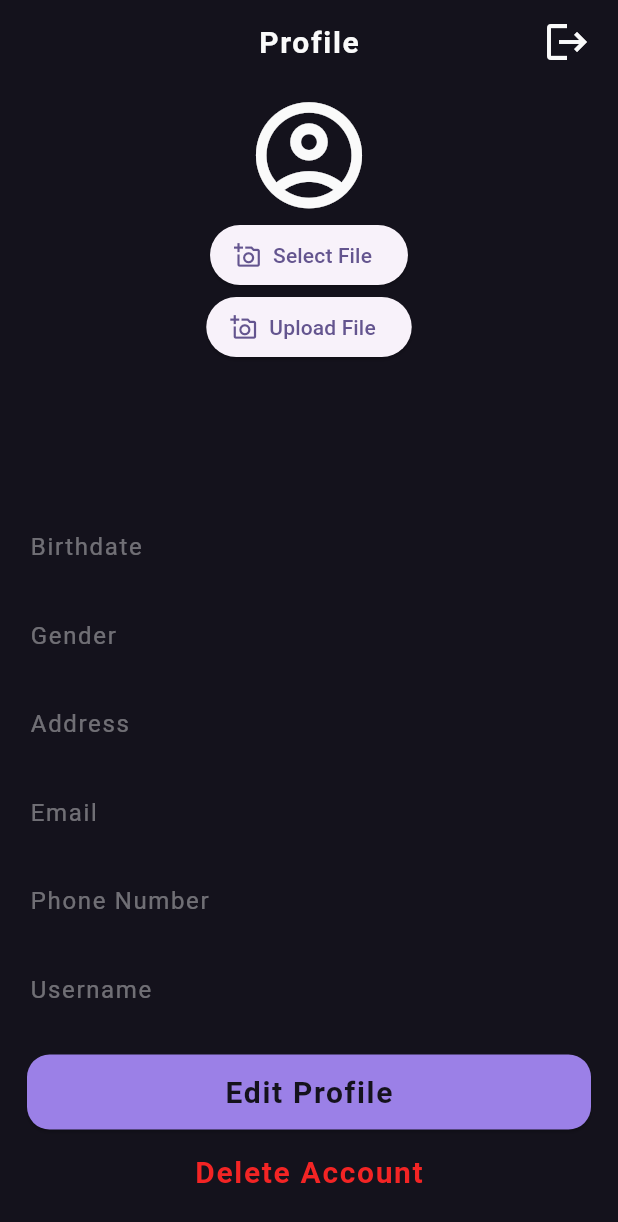
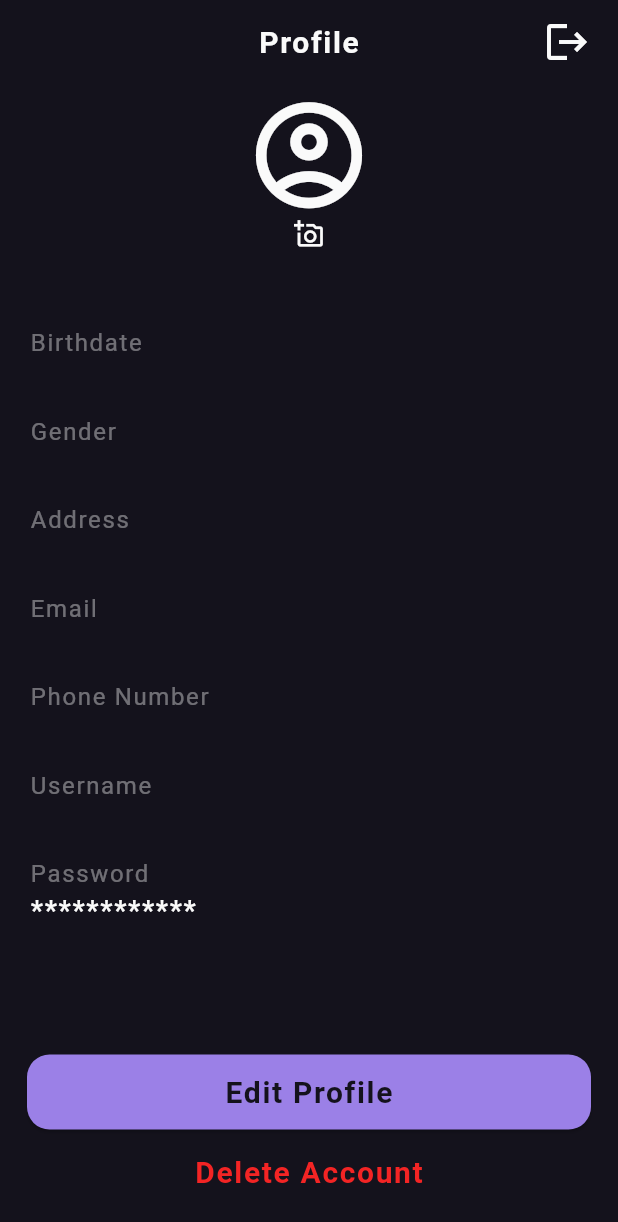
Before and after one commit to cjoyjoooy/ezmoney, a Flutter app: the AccountScreen screen opened directly, on a phone screen of 412 x 824 dp. Shown: the top 1222 px of the screen. Run offline on Flutter 3.47's test engine with Material 2 defaults, Android fonts, the phone set to English and light mode, and no system bars; our stand-ins replace animated_splash_screen, cloud_firestore, firebase_auth, firebase_core, firebase_storage, image_picker and 1 more; accounts and stored records are empty.

Commit message:
Upload image deds

```diff
--- a/lib/User.dart
+++ b/lib/User.dart
@@ -9,6 +9,7 @@ class Users {
   final String email;
   final String username;
   final double balance;
+  final String image;
 
   Users({
     required this.id,
@@ -21,6 +22,7 @@ class Users {
     required this.email,
     required this.username,
     required this.balance,
+    required this.image,
   });
 
   static Users fromJson(Map<String, dynamic> json) => Users(
@@ -34,6 +36,7 @@ class Users {
         email: json['Email'],
         username: json['Username'],
         balance: json['Balance'],
+        image: json['Image'],
       );
 
   Map<String, dynamic> toJson() => {
@@ -47,5 +50,6 @@ class Users {
         'Email': email,
         'Username': username,
         'Balance': balance,
+        'Image': image,
       };
 }
--- a/lib/accountscreen.dart
+++ b/lib/accountscreen.dart
@@ -3,13 +3,13 @@ import 'dart:io';
 import 'package:cloud_firestore/cloud_firestore.dart';
 import 'package:ezmoney/models/buttonStyle.dart';
 import 'package:ezmoney/startpage.dart';
-import 'package:file_picker/file_picker.dart';
 import 'package:firebase_storage/firebase_storage.dart';
 import 'package:image_picker/image_picker.dart';
 import '/profileedit.dart';
 import 'package:firebase_auth/firebase_auth.dart';
 import 'package:flutter/material.dart';
 
+import 'authenticator.dart';
 import 'models/appstyle.dart';
 
 class AccountScreen extends StatefulWidget {
@@ -43,73 +43,6 @@ class _AccountScreenState extends State<AccountScreen> {
 
         var userData = snapshot.data!.data() as Map<String, dynamic>;
 
-        PlatformFile? pickedFile;
-        UploadTask? uploadTask;
-
-        Future selectFile() async {
-          final result = await FilePicker.platform.pickFiles();
-          if (result == null) return;
-
-          setState(() {
-            pickedFile = result.files.first;
-          });
-        }
-
-        Future uploadFile() async {
-          if (pickedFile == null) {
-            // Handle the case where no file is selected
-            print('No file selected');
-            return;
-          }
-
-          final path = 'images/${pickedFile!.name}';
-          final file = File(pickedFile!.path!);
-
-          final ref = FirebaseStorage.instance.ref().child(path);
-          setState(() {
-            uploadTask = ref.putFile(file);
-          });
-
-          final snapshot = await uploadTask!.whenComplete(() {});
-
-          final urlDownload = await snapshot.ref.getDownloadURL();
-          print('Download Link: $urlDownload');
-
-          setState(() {
-            uploadTask = null;
-          });
-        }
-
-        Widget buildProgress() => StreamBuilder<TaskSnapshot>(
-            stream: uploadTask?.snapshotEvents,
-            builder: (context, snapshot) {
-              if (snapshot.hasData) {
-                final data = snapshot.data!;
-                double progress = data.bytesTransferred / data.totalBytes;
-
-                return SizedBox(
-                  height: 50,
-                  child: Stack(
-                    fit: StackFit.expand,
-                    children: [
-                      LinearProgressIndicator(
-                        value: progress,
-                        backgroundColor: Colors.grey,
-                        color: Colors.green,
-                      ),
-                      Center(
-                        child: Text('${(100 * progress).roundToDouble()}%'),
-                      )
-                    ],
-                  ),
-                );
-              } else {
-                return const SizedBox(
-                  height: 50,
-                );
-              }
-            });
-
         return Container(
           padding: const EdgeInsets.symmetric(horizontal: 20, vertical: 5),
           child: ListView(
@@ -122,26 +55,11 @@ class _AccountScreenState extends State<AccountScreen> {
                     size: 85,
                     color: Color.fromRGBO(250, 250, 250, 1),
                   ),
-                  ElevatedButton.icon(
-                    onPressed: () {
-                      selectFile();
-                    },
-                    icon: const Icon(Icons.add_a_photo_outlined),
-                    label: const Text(
-                      'Select File',
+                  const Icon(
+                    Icons.add_a_photo_outlined,
+                    size: 20,
+                    color: Color.fromRGBO(250, 250, 250, 1),
                   ),
-                  ),
-                  ElevatedButton.icon(
-                    onPressed: () {
-                      uploadFile();
-                    },
-                    icon: const Icon(Icons.add_a_photo_outlined),
-                    label: const Text(
-                      'Upload File',
-                    ),
-                  ),
-                  const SizedBox(height: 10),
-                  buildProgress(),
                   Text(
                     '${userData['First Name']} ${userData['Last Name']}',
                     style: fontDefault(
@@ -303,15 +221,21 @@ class _AccountScreenState extends State<AccountScreen> {
                 padding: const EdgeInsets.only(right: 10),
                 child: IconButton(
                   onPressed: () {
-                  FirebaseAuth.instance.signOut();
+                    FirebaseAuth.instance.signOut().then((_) {
+                      Navigator.of(context).pushReplacement(
+                        MaterialPageRoute(
+                            builder: (context) => Authenticator()),
+                      );
+                    }).catchError((error) {
+                      print("Error during logout: $error");
+                    });
                   },
                   icon: Icon(
                     Icons.logout,
                     size: 32,
                     color: secondaryColor(1),
                   ),
-              ),
-            )
+                ))
           ],
         ),
         body: accountProfile(user),
--- a/lib/signuppage.dart
+++ b/lib/signuppage.dart
@@ -88,6 +88,7 @@ class _SignUpState extends State<SignUp> {
       email: emailController.text.trim(),
       username: usernameController.text.trim(),
       balance: 0,
+      image: '',
     );
 
     final json = newUser.toJson();
```
Lines whose indentation alone changed are shown as unchanged.
